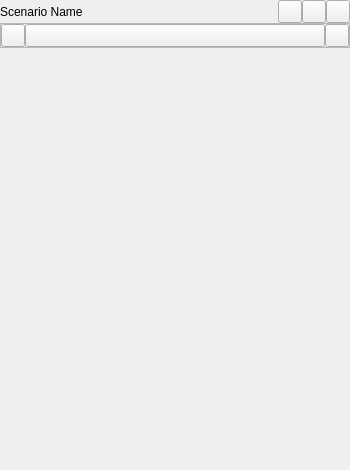
Before: the Qt Designer form src/bin/scenarist-mobile/UserInterfaceLayer/Scenario/ScenarioTextView.ui in dimkanovikov/KITScenarist, drawn with Qt 5.
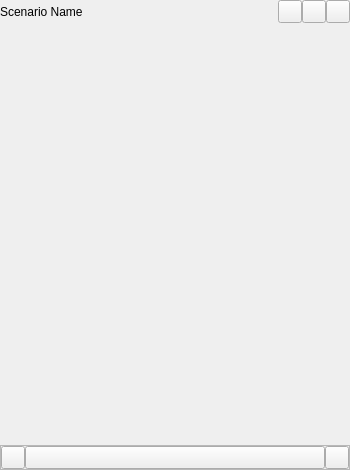
After: the same form once the commit is applied. Icons and pictures are not drawn. Custom widgets are drawn as their Qt base class.

Patch:
```diff
--- a/src/bin/scenarist-mobile/UserInterfaceLayer/Scenario/ScenarioTextView.ui
+++ b/src/bin/scenarist-mobile/UserInterfaceLayer/Scenario/ScenarioTextView.ui
@@ -15,7 +15,7 @@
   </property>
   <layout class="QVBoxLayout" name="verticalLayout">
    <property name="spacing">
-    <number>0</number>
+    <number>6</number>
    </property>
    <property name="leftMargin">
     <number>0</number>
@@ -96,6 +96,9 @@
      </layout>
     </widget>
    </item>
+   <item>
+    <widget class="QStackedWidget" name="textEditContainer"/>
+   </item>
    <item>
     <widget class="QFrame" name="editingToolbar">
      <property name="frameShape">
@@ -158,9 +161,6 @@
      </layout>
     </widget>
    </item>
-   <item>
-    <widget class="QStackedWidget" name="textEditContainer"/>
-   </item>
   </layout>
  </widget>
  <customwidgets>
```
Left out of the diff: 2 changed lines with no effect on the pictures.
